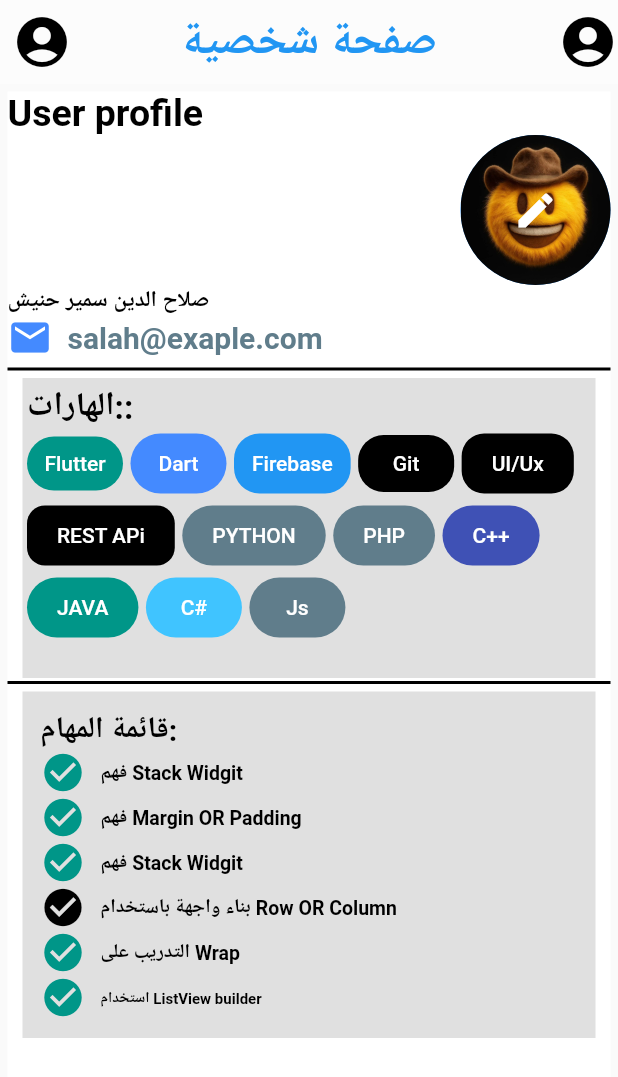
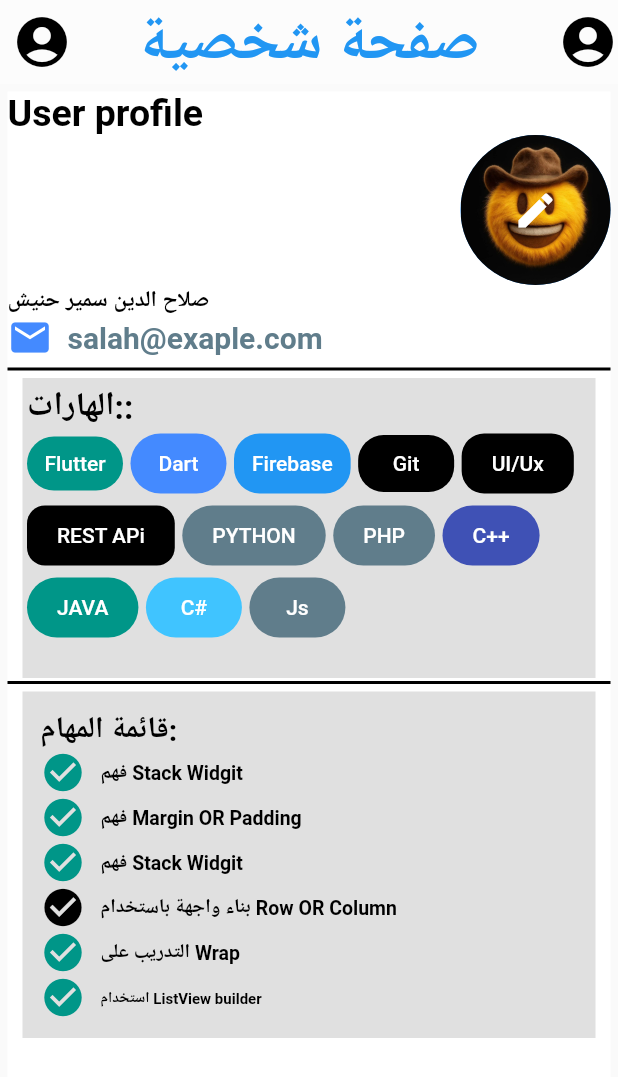
Before and after one commit to salahalddinn/test_git, a Flutter app: the screen it shows after launch, on a phone screen of 412 x 824 dp. Shown: the top 1077 px of the screen. Run offline on Flutter 3.47's test engine with Material 2 defaults, Android fonts, the phone set to English and light mode, and no system bars.

Commit message:
change fontsize 40 the text appbar

```diff
--- a/lib/home.dart
+++ b/lib/home.dart
@@ -14,7 +14,7 @@ class home extends StatelessWidget {
           "صفحة شخصية",
           style: TextStyle(
             color: Colors.blue,
-            fontSize: 30,
+            fontSize: 40,
             fontWeight: FontWeight.bold,
           ),
         ),
```
